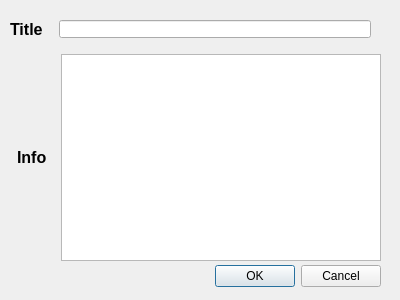
afwilkin/ProjectTracker, file info_dialog.ui: the form before one commit.
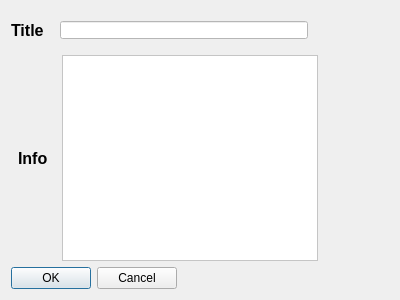
The form after the commit.

```diff
--- a/info_dialog.ui
+++ b/info_dialog.ui
@@ -13,32 +13,9 @@
   <property name="windowTitle">
    <string>Item Info</string>
   </property>
-  <widget class="QDialogButtonBox" name="buttonBox">
-   <property name="geometry">
-    <rect>
-     <x>40</x>
-     <y>260</y>
-     <width>341</width>
-     <height>32</height>
-    </rect>
-   </property>
-   <property name="orientation">
-    <enum>Qt::Horizontal</enum>
-   </property>
-   <property name="standardButtons">
-    <set>QDialogButtonBox::Cancel|QDialogButtonBox::Ok</set>
-   </property>
-  </widget>
-  <widget class="QWidget" name="layoutWidget">
-   <property name="geometry">
-    <rect>
-     <x>10</x>
-     <y>10</y>
-     <width>371</width>
-     <height>251</height>
-    </rect>
-   </property>
-   <layout class="QVBoxLayout" name="verticalLayout">
+  <layout class="QFormLayout" name="formLayout">
+   <item row="0" column="0">
+    <layout class="QVBoxLayout" name="verticalLayout" stretch="0,0">
     <item>
      <layout class="QHBoxLayout" name="horizontalLayout">
       <item>
@@ -70,7 +47,8 @@
          <enum>Qt::NoFocus</enum>
         </property>
         <property name="styleSheet">
-         <string notr="true">margin: 10 10;</string>
+          <string notr="true">margin: 10 10;
+background: rgb(255, 255, 255)</string>
         </property>
        </widget>
       </item>
@@ -96,12 +74,39 @@
        </widget>
       </item>
       <item>
-       <widget class="QTextEdit" name="info"/>
+        <widget class="QTextEdit" name="info">
+         <property name="styleSheet">
+          <string notr="true">background:rgb(255, 255, 255)</string>
+         </property>
+         <property name="autoFormatting">
+          <set>QTextEdit::AutoNone</set>
+         </property>
+         <property name="tabChangesFocus">
+          <bool>false</bool>
+         </property>
+         <property name="tabStopWidth">
+          <number>20</number>
+         </property>
+        </widget>
       </item>
      </layout>
     </item>
    </layout>
-  </widget>
+   </item>
+   <item row="1" column="0">
+    <widget class="QDialogButtonBox" name="buttonBox">
+     <property name="layoutDirection">
+      <enum>Qt::LeftToRight</enum>
+     </property>
+     <property name="orientation">
+      <enum>Qt::Horizontal</enum>
+     </property>
+     <property name="standardButtons">
+      <set>QDialogButtonBox::Cancel|QDialogButtonBox::Ok</set>
+     </property>
+    </widget>
+   </item>
+  </layout>
  </widget>
  <resources/>
  <connections>
```
Lines whose indentation alone changed are shown as unchanged.
